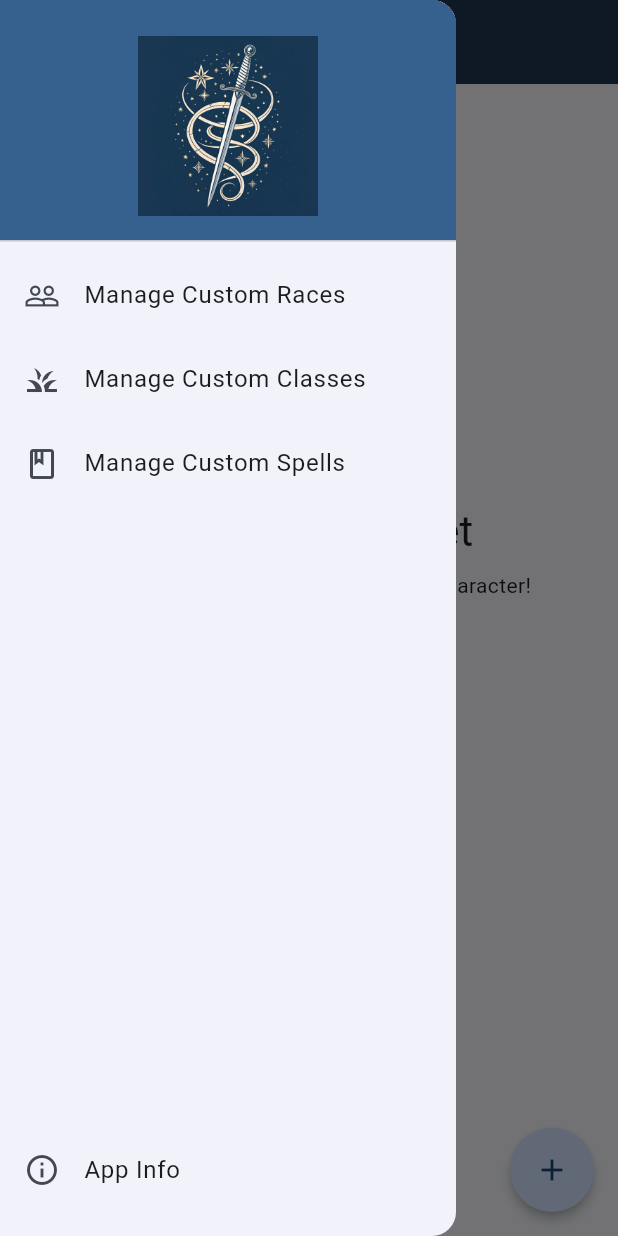
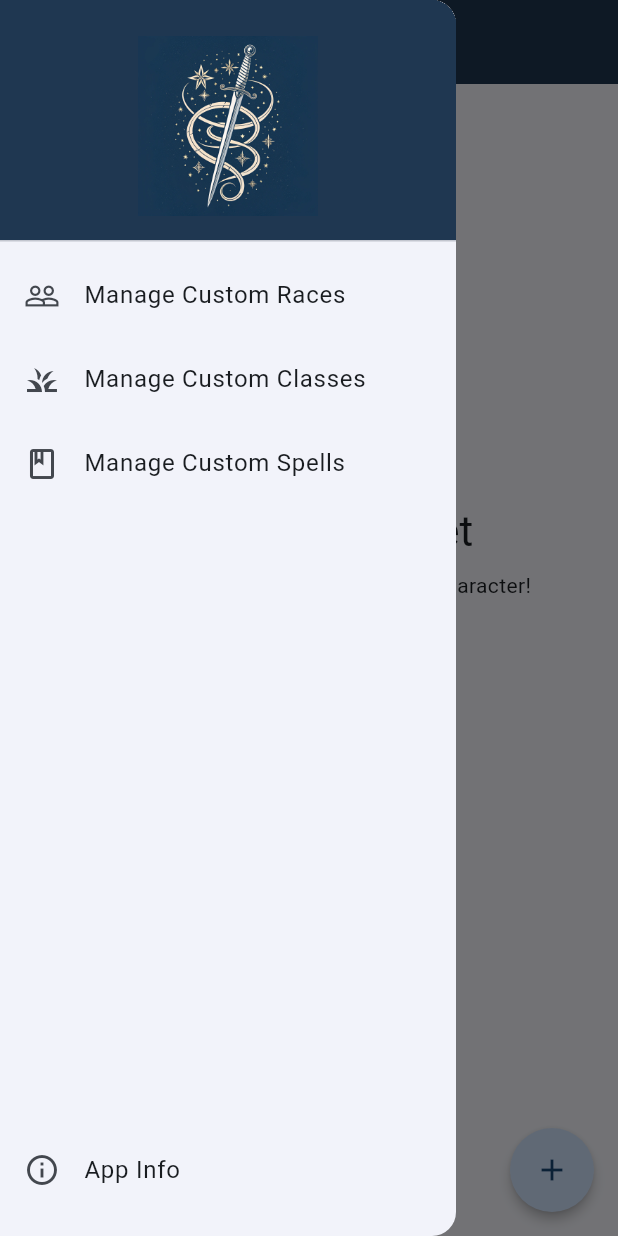
Before and after one commit to Simple-5E/Simple-5E, a Flutter app: the screen it shows after launch, with the side drawer open, on a phone screen of 412 x 824 dp. Run offline on Flutter 3.47's test engine with Material 3 defaults, Android fonts, the phone set to English and light mode, and no system bars; our stand-ins replace expandable, flutter_riverpod, sqflite; accounts and stored records are empty.

Commit message:
fix up drawer colour

```diff
--- a/lib/features/home/menu_drawer.dart
+++ b/lib/features/home/menu_drawer.dart
@@ -19,7 +19,7 @@ class MenuDrawer extends ConsumerWidget {
               children: [
                 DrawerHeader(
                   decoration: BoxDecoration(
-                    color: Theme.of(context).colorScheme.primary,
+                    color: Theme.of(context).appBarTheme.backgroundColor,
                   ),
                   child: Center(
                     child: Image.asset(
```
